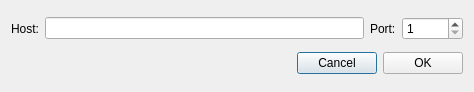
The window that src/gui/ui/newpooldialog.ui (mygirl8893/Catalyst-Classic-3.0.4) describes before a commit, drawn with Qt 5.
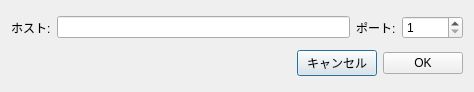
The same window after the commit.

```diff
--- a/src/gui/ui/newpooldialog.ui
+++ b/src/gui/ui/newpooldialog.ui
@@ -19,7 +19,7 @@
      <item>
       <widget class="QLabel" name="label">
        <property name="text">
-        <string>Host:</string>
+        <string>ホスト:</string>
        </property>
       </widget>
      </item>
@@ -29,7 +29,7 @@
      <item>
       <widget class="QLabel" name="label_2">
        <property name="text">
-        <string>Port:</string>
+        <string>ポート:</string>
        </property>
       </widget>
      </item>
@@ -63,7 +63,7 @@
      <item>
       <widget class="QPushButton" name="m_cancelButton">
        <property name="text">
-        <string>Cancel</string>
+        <string>キャンセル</string>
        </property>
       </widget>
      </item>
```
Left out of the diff: 2 changed lines with no effect on the pictures.
